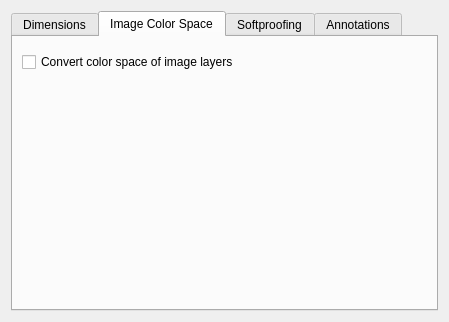
The window that libs/ui/forms/wdgimageproperties.ui (KDE/krita) describes before a commit, drawn with Qt 5.
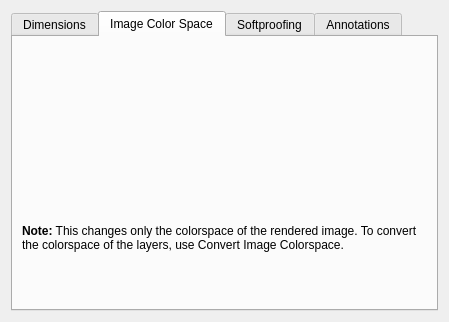
The same window after the commit. The open tabs and pages were chosen to show the change. Custom widgets are drawn as their Qt base class.

Patch:
```diff
--- a/libs/ui/forms/wdgimageproperties.ui
+++ b/libs/ui/forms/wdgimageproperties.ui
@@ -202,25 +202,18 @@
         <widget class="KisColorSpaceSelector" name="colorSpaceSelector" native="true"/>
        </item>
        <item>
-        <widget class="QCheckBox" name="chkConvertLayers">
+        <widget class="QLabel" name="label_2">
          <property name="text">
-          <string>Convert color space of image layers</string>
+          <string>&lt;html&gt;&lt;head/&gt;&lt;body&gt;&lt;p&gt;&lt;span style=&quot; font-weight:600;&quot;&gt;Note:&lt;/span&gt; This changes only the colorspace of the rendered image. To convert the colorspace of the layers, use Convert Image Colorspace.&lt;/p&gt;&lt;/body&gt;&lt;/html&gt;</string>
+         </property>
+         <property name="textFormat">
+          <enum>Qt::RichText</enum>
+         </property>
+         <property name="wordWrap">
+          <bool>true</bool>
          </property>
         </widget>
        </item>
-       <item>
-        <spacer name="verticalSpacer_2">
-         <property name="orientation">
-          <enum>Qt::Vertical</enum>
-         </property>
-         <property name="sizeHint" stdset="0">
-          <size>
-           <width>20</width>
-           <height>40</height>
-          </size>
-         </property>
-        </spacer>
-       </item>
       </layout>
      </widget>
      <widget class="QWidget" name="grpSoftProof">
```
